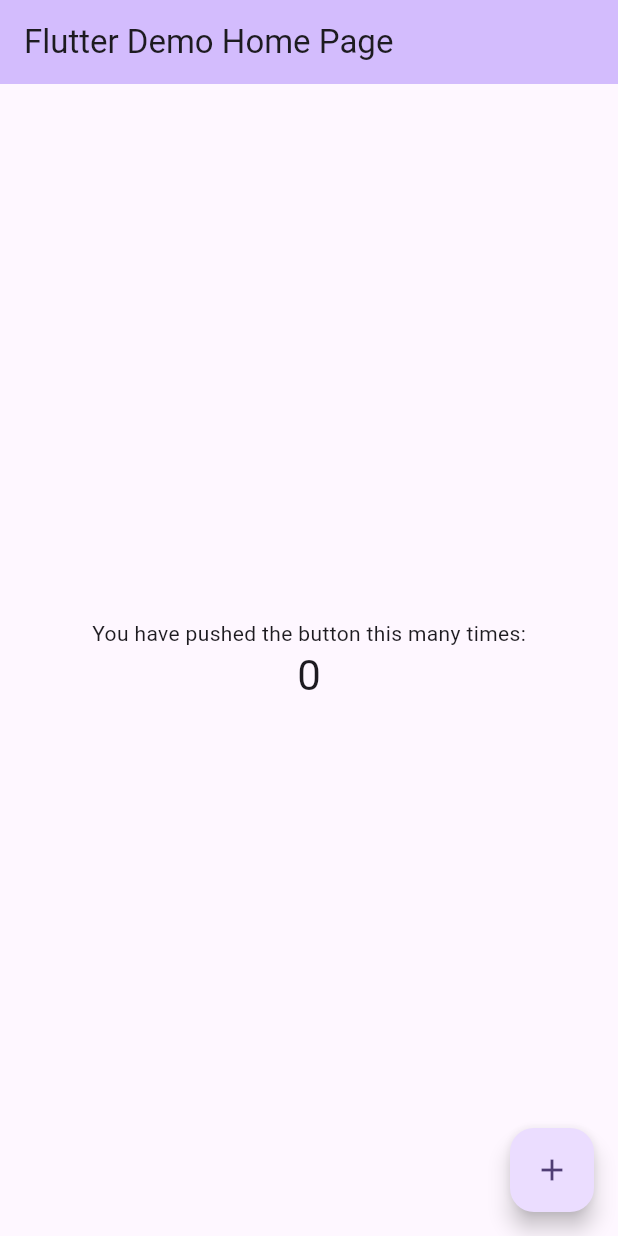
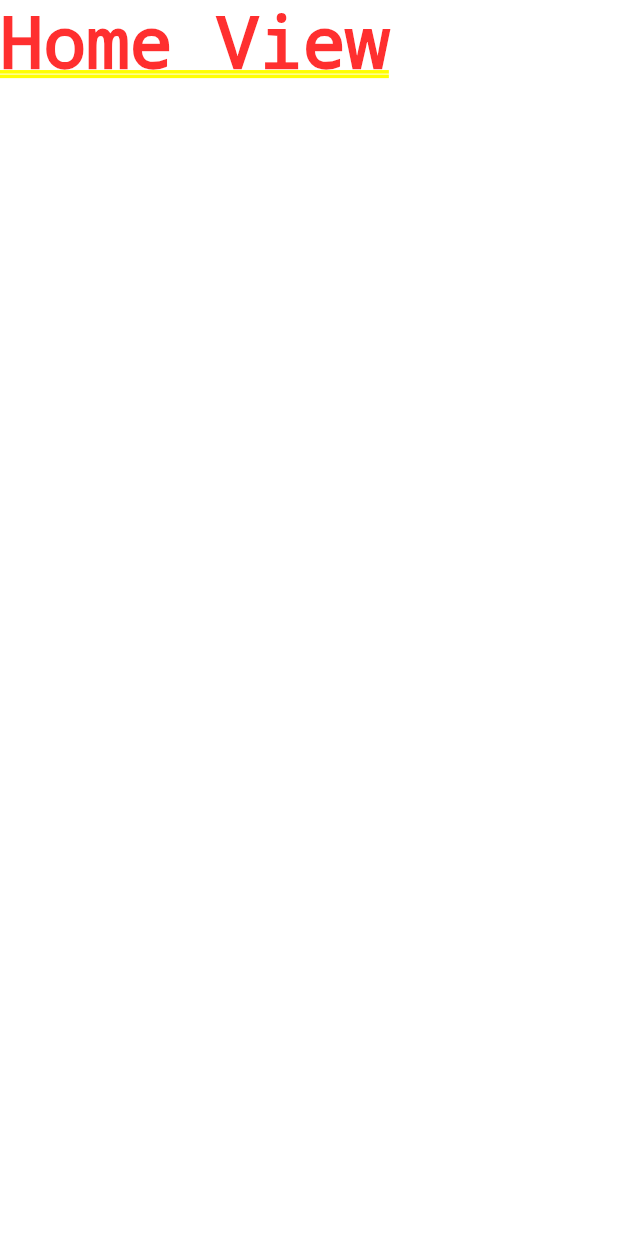
Before and after one commit to mhhussain/tapuntap, a Flutter app: the screen it shows after launch, on a phone screen of 412 x 824 dp. Run offline on Flutter 3.47's test engine with Material 3 defaults, Android fonts, the light colour scheme and no system bars; our stand-ins replace get_it, package_info_plus, shared_preferences.

Commit message:
more files

```diff
--- a/lib/main.dart
+++ b/lib/main.dart
@@ -1,125 +1,28 @@
-import 'package:flutter/material.dart';
+import 'package:flutter/material.dart' hide Router;
+import 'package:tapuntap/injection_container.dart';
+import 'package:tapuntap/ui/router.dart';
 
 void main() {
-  runApp(const MyApp());
+  WidgetsFlutterBinding.ensureInitialized();
+
+  initializeDependencies();
+
+  runApp(const Tapuntap());
 }
 
-class MyApp extends StatelessWidget {
-  const MyApp({super.key});
+class Tapuntap extends StatelessWidget {
+  const Tapuntap({super.key});
 
-  // This widget is the root of your application.
   @override
   Widget build(BuildContext context) {
     return MaterialApp(
-      title: 'Flutter Demo',
+      title: 'Tapuntap',
+      initialRoute: '/',
+      onGenerateRoute: Router.generateRoute,
       theme: ThemeData(
-        // This is the theme of your application.
-        //
-        // TRY THIS: Try running your application with "flutter run". You'll see
-        // the application has a purple toolbar. Then, without quitting the app,
-        // try changing the seedColor in the colorScheme below to Colors.green
-        // and then invoke "hot reload" (save your changes or press the "hot
-        // reload" button in a Flutter-supported IDE, or press "r" if you used
-        // the command line to start the app).
-        //
-        // Notice that the counter didn't reset back to zero; the application
-        // state is not lost during the reload. To reset the state, use hot
-        // restart instead.
-        //
-        // This works for code too, not just values: Most code changes can be
-        // tested with just a hot reload.
         colorScheme: ColorScheme.fromSeed(seedColor: Colors.deepPurple),
         useMaterial3: true,
       ),
-      home: const MyHomePage(title: 'Flutter Demo Home Page'),
     );
   }
 }
-
-class MyHomePage extends StatefulWidget {
-  const MyHomePage({super.key, required this.title});
-
-  // This widget is the home page of your application. It is stateful, meaning
-  // that it has a State object (defined below) that contains fields that affect
-  // how it looks.
-
-  // This class is the configuration for the state. It holds the values (in this
-  // case the title) provided by the parent (in this case the App widget) and
-  // used by the build method of the State. Fields in a Widget subclass are
-  // always marked "final".
-
-  final String title;
-
-  @override
-  State<MyHomePage> createState() => _MyHomePageState();
-}
-
-class _MyHomePageState extends State<MyHomePage> {
-  int _counter = 0;
-
-  void _incrementCounter() {
-    setState(() {
-      // This call to setState tells the Flutter framework that something has
-      // changed in this State, which causes it to rerun the build method below
-      // so that the display can reflect the updated values. If we changed
-      // _counter without calling setState(), then the build method would not be
-      // called again, and so nothing would appear to happen.
-      _counter++;
-    });
-  }
-
-  @override
-  Widget build(BuildContext context) {
-    // This method is rerun every time setState is called, for instance as done
-    // by the _incrementCounter method above.
-    //
-    // The Flutter framework has been optimized to make rerunning build methods
-    // fast, so that you can just rebuild anything that needs updating rather
-    // than having to individually change instances of widgets.
-    return Scaffold(
-      appBar: AppBar(
-        // TRY THIS: Try changing the color here to a specific color (to
-        // Colors.amber, perhaps?) and trigger a hot reload to see the AppBar
-        // change color while the other colors stay the same.
-        backgroundColor: Theme.of(context).colorScheme.inversePrimary,
-        // Here we take the value from the MyHomePage object that was created by
-        // the App.build method, and use it to set our appbar title.
-        title: Text(widget.title),
-      ),
-      body: Center(
-        // Center is a layout widget. It takes a single child and positions it
-        // in the middle of the parent.
-        child: Column(
-          // Column is also a layout widget. It takes a list of children and
-          // arranges them vertically. By default, it sizes itself to fit its
-          // children horizontally, and tries to be as tall as its parent.
-          //
-          // Column has various properties to control how it sizes itself and
-          // how it positions its children. Here we use mainAxisAlignment to
-          // center the children vertically; the main axis here is the vertical
-          // axis because Columns are vertical (the cross axis would be
-          // horizontal).
-          //
-          // TRY THIS: Invoke "debug painting" (choose the "Toggle Debug Paint"
-          // action in the IDE, or press "p" in the console), to see the
-          // wireframe for each widget.
-          mainAxisAlignment: MainAxisAlignment.center,
-          children: <Widget>[
-            const Text(
-              'You have pushed the button this many times:',
-            ),
-            Text(
-              '$_counter',
-              style: Theme.of(context).textTheme.headlineMedium,
-            ),
-          ],
-        ),
-      ),
-      floatingActionButton: FloatingActionButton(
-        onPressed: _incrementCounter,
-        tooltip: 'Increment',
-        child: const Icon(Icons.add),
-      ), // This trailing comma makes auto-formatting nicer for build methods.
-    );
-  }
-}
--- /dev/null
+++ b/lib/ui/router.dart
@@ -0,0 +1,15 @@
+import 'package:flutter/material.dart';
+import 'package:tapuntap/ui/widgets/templates/home_view.dart';
+
+class Router {
+  static Route<dynamic> generateRoute(RouteSettings settings) {
+    switch (settings.name) {
+      case '/':
+        return MaterialPageRoute(builder: (_) => const HomeView());
+      default:
+        return MaterialPageRoute(builder: (_) => Scaffold(
+          body: Center(child: Text('No route defined for ${settings.name}')),
+        ));
+    }
+  }
+}
--- /dev/null
+++ b/lib/ui/widgets/templates/home_view.dart
@@ -0,0 +1,15 @@
+import 'package:flutter/material.dart';
+
+class HomeView extends StatefulWidget {
+  const HomeView({super.key});
+
+  @override
+  State<HomeView> createState() => _HomeViewState();
+}
+
+class _HomeViewState extends State<HomeView> {
+  @override
+  Widget build(BuildContext context) {
+    return Text('Home View');
+  }
+}
--- a/pubspec.yaml
+++ b/pubspec.yaml
@@ -34,6 +34,7 @@ dependencies:
   # The following adds the Cupertino Icons font to your application.
   # Use with the CupertinoIcons class for iOS style icons.
   cupertino_icons: ^1.0.8
+  get_it:
   http:
   package_info_plus:
   shared_preferences:
```
Also changed, not shown: lib/injection_container.dart (added, +11 -0 lines), pubspec.lock, 1 other file.
